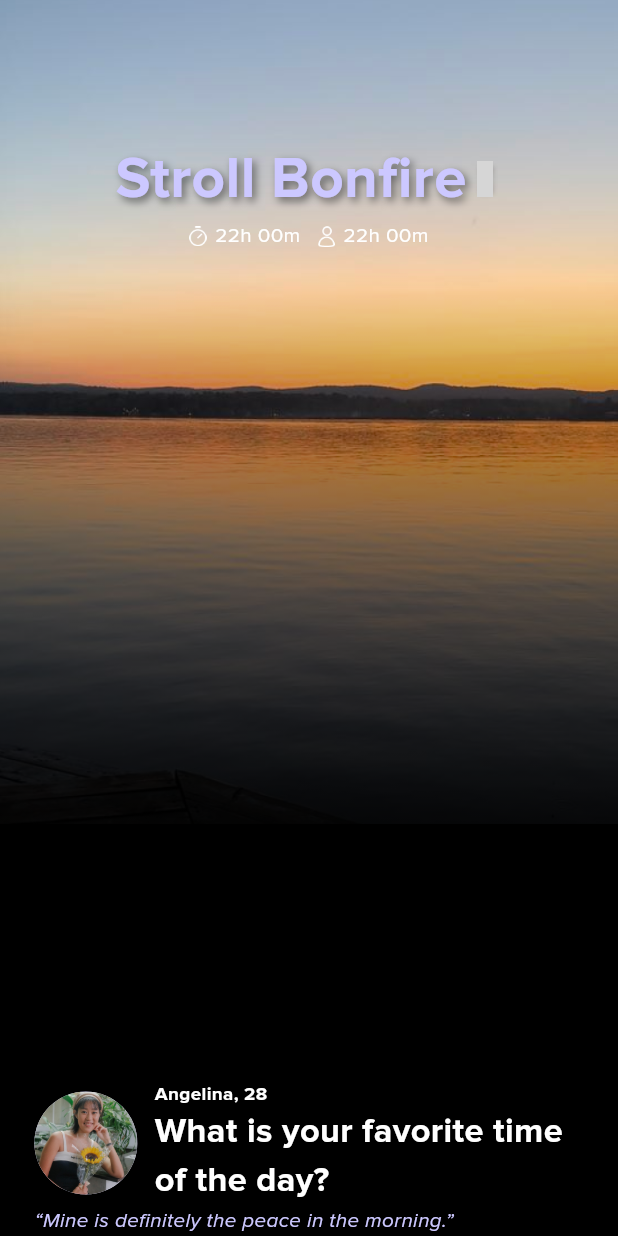
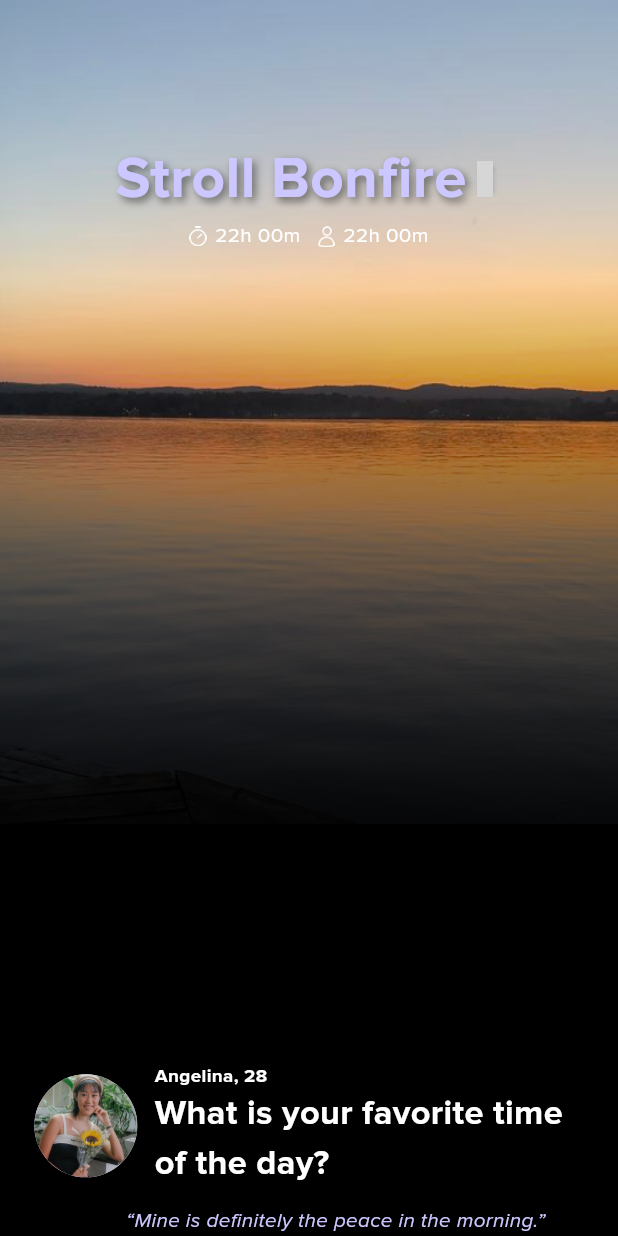
Before and after one commit to jonathanjohn47/fe_interview_task_jonathan, a Flutter app: the screen it shows after launch, on a phone screen of 412 x 824 dp. Run offline on Flutter 3.47's test engine with Material 3 defaults, Android fonts, the phone set to English and light mode, and no system bars; our stand-ins replace flutter_screenutil, get, material_design_icons_flutter; grey boxes are pictures that could not be loaded.

Commit message:
home screen design in progress..

```diff
--- a/lib/features/home/ui/home_screen.dart
+++ b/lib/features/home/ui/home_screen.dart
@@ -186,15 +186,23 @@ class HomeScreen extends StatelessWidget {
                     )
                   ],
                 ),
+                SizedBox(
+                  height: 10.sp,
+                ),
                 Row(
                   children: [
-                    SizedBox(),
-                    Text("“Mine is definitely the peace in the morning.”",
-                        style: TextStyle(
-                            color: AppColors.lightPrimary,
-                            fontWeight: FontWeight.w400,
-                            fontSize: 12.sp,
-                            fontStyle: FontStyle.italic)),
+                    Spacer(
+                      flex: 1,
+                    ),
+                    Expanded(
+                      flex: 5,
+                      child: Text("“Mine is definitely the peace in the morning.”",
+                          style: TextStyle(
+                              color: AppColors.lightPrimary,
+                              fontWeight: FontWeight.w400,
+                              fontSize: 12.sp,
+                              fontStyle: FontStyle.italic)),
+                    ),
                   ],
                 )
               ],
```
